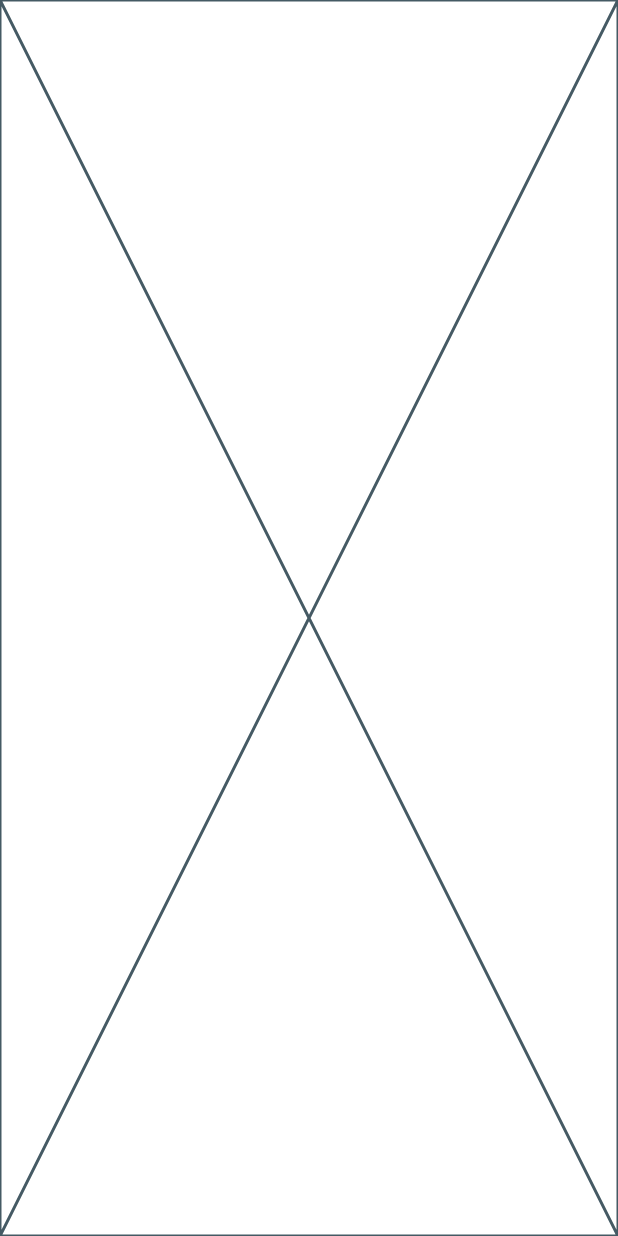
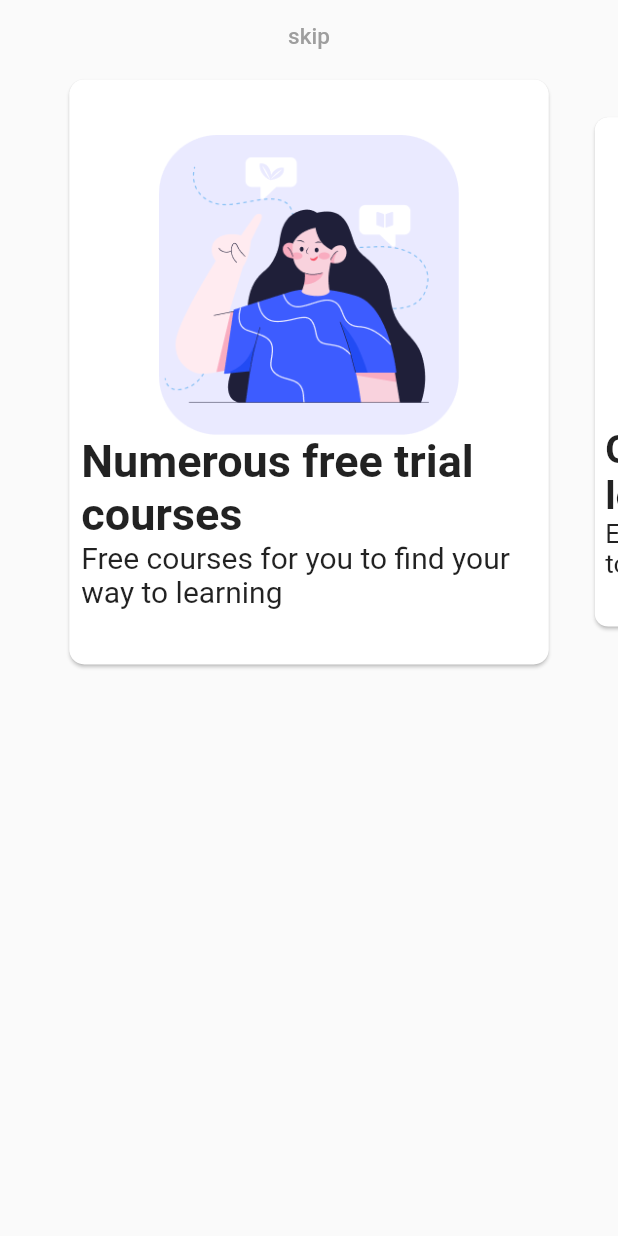
Before and after one commit to Krupal01/online_learning_application, a Flutter app: the screen it shows after launch, on a phone screen of 412 x 824 dp. Run offline on Flutter 3.47's test engine with Material 2 defaults, Android fonts, the light colour scheme and no system bars; drawn by our look-alikes of carousel_slider; our stand-ins replace bloc, flutter_bloc, hexcolor.

Commit message:
ADD : Splash Screen

```diff
--- a/lib/routes.dart
+++ b/lib/routes.dart
@@ -15,7 +15,7 @@ class Routes {
   Route? onGenerateRoutes(RouteSettings settings){
     switch (settings.name){
       case SPLASH_SCREEN_ROUTE :
-        return MaterialPageRoute(builder: (context) => BlocProvider.value(value: loginCubit,child: const SplashScreen(),));
+        return MaterialPageRoute(builder: (context) => BlocProvider.value(value: loginCubit,child: SplashScreen(),));
     }
     return null;
   }
--- a/lib/screens/splash_screen.dart
+++ b/lib/screens/splash_screen.dart
@@ -1,10 +1,132 @@
 import 'package:flutter/material.dart';
+import 'package:carousel_slider/carousel_slider.dart';
+import 'package:flutter/services.dart';
+import 'package:hexcolor/hexcolor.dart';
+import 'package:online_learning_application/widget/all.dart';
 
-class SplashScreen extends StatelessWidget {
-  const SplashScreen({Key? key}) : super(key: key);
+class SplashScreen extends StatefulWidget {
+  SplashScreen({Key? key}) : super(key: key);
 
   @override
+  State<SplashScreen> createState() => _SplashScreenState();
+}
+
+class _SplashScreenState extends State<SplashScreen> {
+  CarouselController carouselController = CarouselController();
+  int currentIndex = 0;
+  bool isButtonVisible = false;
+  @override
   Widget build(BuildContext context) {
-    return const Placeholder();
+    SystemChrome.setEnabledSystemUIOverlays([]);
+    return Scaffold(
+      body: Column(
+        children: [
+          TextButton(
+            onPressed: () {
+              if (currentIndex != 2) {
+                carouselController.animateToPage(2, curve: Curves.linear);
+              }
+            },
+            child: const Text(
+              "skip",
+              style: TextStyle(
+                color: Colors.grey,
+                fontSize: 15,
+              ),
+            ),
+          ),
+          CarouselSlider(
+            carouselController: carouselController,
+            items: const [
+              SplashCard(
+                cardTitle: "Numerous free trial courses",
+                cardDisc: "Free courses for you to find your way to learning",
+                imagePath: "assets/images/Illustration 06.png",
+              ),
+              SplashCard(
+                cardTitle: "Quick and easy learning",
+                cardDisc:
+                    "Easy and fast learning at any time to help you improve various skills",
+                imagePath: "assets/images/Illustration 10.png",
+              ),
+              SplashCard(
+                cardTitle: "Create your own study plam",
+                cardDisc:
+                    "Study according to the study plan, make study more motivated",
+                imagePath: "assets/images/Illustration 02.png",
+              ),
+            ],
+            options: CarouselOptions(
+              height: 400,
+              aspectRatio: 16 / 9,
+              viewportFraction: 0.8,
+              initialPage: currentIndex,
+              enableInfiniteScroll: false,
+              reverse: false,
+              autoPlay: false,
+              enlargeCenterPage: true,
+              enlargeFactor: 0.3,
+              scrollDirection: Axis.horizontal,
+              onPageChanged: (index, reason) {
+                setState(() {
+                  currentIndex = index;
+                  if (currentIndex == 2) {
+                    isButtonVisible = true;
+                  }else{
+                    isButtonVisible = false;
+                  }
+                });
+              },
+            ),
+          ),
+
+          Visibility(
+            visible: isButtonVisible,
+            child: Padding(
+              padding: const EdgeInsets.all(15.0),
+              child: Row(
+                children: [
+                  Expanded(
+                    child: ElevatedButton(
+                      onPressed: () {},
+                      style: ButtonStyle(
+                        backgroundColor: MaterialStateProperty.all(
+                          HexColor("#3D5CFF"),
+                        ),
+                      ),
+                      child: const Text(
+                        "Sign up",
+                        style: TextStyle(
+                          color: Colors.white,
+                        ),
+                      ),
+                    ),
+                  ),
+                  const SizedBox(
+                    width: 10,
+                  ),
+                  Expanded(
+                    child: ElevatedButton(
+                      onPressed: () {},
+                      style: ButtonStyle(
+                        backgroundColor: MaterialStateProperty.all(
+                          Colors.white,
+                        ),
+                      ),
+                      child: Text(
+                        "Log in",
+                        style: TextStyle(
+                          color: HexColor("#3D5CFF"),
+                        ),
+                      ),
+                    ),
+                  ),
+                ],
+              ),
+            ),
+          )
+        ],
+      ),
+    );
   }
 }
--- /dev/null
+++ b/lib/widget/all.dart
@@ -0,0 +1 @@
+export 'splash_card.dart';
--- /dev/null
+++ b/lib/widget/splash_card.dart
@@ -0,0 +1,46 @@
+import 'package:flutter/material.dart';
+
+class SplashCard extends StatelessWidget {
+  final String imagePath, cardTitle, cardDisc;
+
+  const SplashCard(
+      {Key? key,
+      required this.cardTitle,
+      required this.cardDisc,
+      required this.imagePath})
+      : super(key: key);
+
+  @override
+  Widget build(BuildContext context) {
+    return Card(margin: const EdgeInsets.all(5),
+      shape: RoundedRectangleBorder(borderRadius: BorderRadius.circular(10)),
+      child: Padding(
+        padding: const EdgeInsets.all(8.0),
+        child: Column(
+          mainAxisAlignment: MainAxisAlignment.center,
+          children: [
+            Image(
+              image: AssetImage(imagePath),
+              height: 200,
+              width: 200,
+            ),
+            Text(
+              cardTitle,
+              style: const TextStyle(
+                fontSize: 30,
+                fontWeight: FontWeight.bold,
+              ),
+            ),
+            Text(
+              cardDisc,
+              style: const TextStyle(
+                fontSize: 20,
+                fontWeight: FontWeight.normal,
+              ),
+            )
+          ],
+        ),
+      ),
+    );
+  }
+}
--- a/pubspec.yaml
+++ b/pubspec.yaml
@@ -36,6 +36,7 @@ dependencies:
   carousel_slider: ^4.2.1
   otp_text_field: ^1.1.3
   smooth_page_indicator: ^1.0.1
+  hexcolor: ^3.0.1
 
 
   # The following adds the Cupertino Icons font to your application.
```
Also changed, not shown: pubspec.lock.
